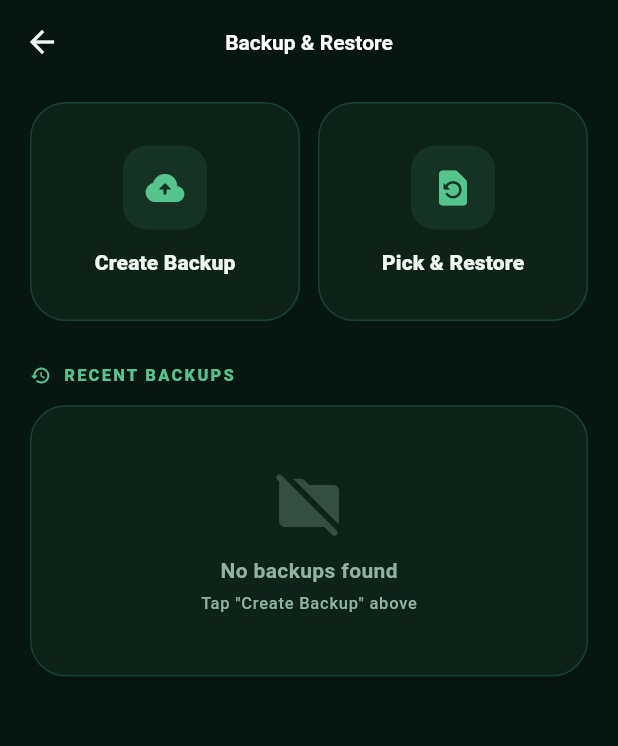
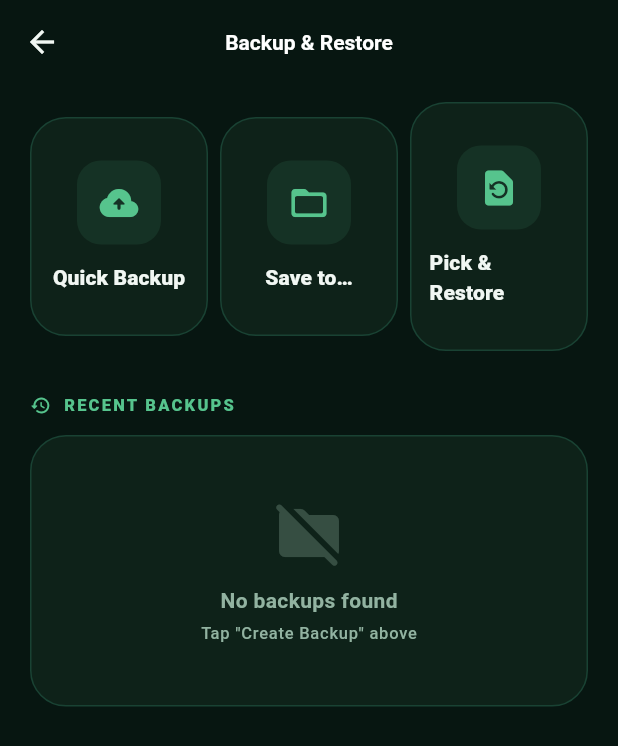
Before and after one commit to ahmer-ali-bit/Balance-Desk, a Flutter app: the BackupRestoreScreen screen opened directly, on a phone screen of 412 x 824 dp. Shown: the top 746 px of the screen. Run offline on Flutter 3.47's test engine with Material 3 defaults, Android fonts, the light colour scheme and no system bars; our stand-ins replace app_links, cloud_firestore, file_picker, firebase_core, local_auth, open_filex and 7 more; missing offline and left inert: mobile_scanner; accounts and stored records are empty.

Commit message:
feat: Add Save to… folder picker for backup on mobile

```diff
--- a/lib/screens/backup_restore_screen.dart
+++ b/lib/screens/backup_restore_screen.dart
@@ -1,4 +1,5 @@
 import 'dart:io';
+import 'package:file_picker/file_picker.dart';
 import 'package:flutter/material.dart';
 import 'package:path/path.dart' as p;
 import 'package:path_provider/path_provider.dart';
@@ -73,6 +74,42 @@ class _BackupRestoreScreenState extends State<BackupRestoreScreen> {
       if (!mounted) return;
       ScaffoldMessenger.of(context).showSnackBar(SnackBar(content: Text('Error: $e')));
     }
+  }
+
+  Future<void> _saveBackupToFolder() async {
+    if (!Platform.isAndroid && !Platform.isIOS) return;
+    try {
+      final fileName = _buildBackupFileName();
+      final directoryPath = await FilePicker.getDirectoryPath(
+        dialogTitle: 'Select folder to save backup',
+      );
+      if (directoryPath == null || !mounted) return;
+      final filePath = p.join(directoryPath, fileName);
+      await _service.backupToFile(filePath);
+      if (!mounted) return;
+      ScaffoldMessenger.of(context).showSnackBar(SnackBar(
+        content: Text('Backup saved\n$filePath'),
+      ));
+      _refresh();
+    } on CsvBackupException catch (e) {
+      if (!mounted) return;
+      ScaffoldMessenger.of(context).showSnackBar(SnackBar(content: Text(e.message)));
+    } catch (e) {
+      if (!mounted) return;
+      ScaffoldMessenger.of(context).showSnackBar(SnackBar(content: Text('Error: $e')));
+    }
+  }
+
+  String _buildBackupFileName() {
+    final now = DateTime.now();
+    final stamp =
+        '${now.year}'
+        '${now.month.toString().padLeft(2, '0')}'
+        '${now.day.toString().padLeft(2, '0')}_'
+        '${now.hour.toString().padLeft(2, '0')}'
+        '${now.minute.toString().padLeft(2, '0')}'
+        '${now.second.toString().padLeft(2, '0')}';
+    return 'balance_desk_backup_$stamp.json';
   }
 
   Future<void> _pickAndRestore() async {
@@ -151,23 +188,43 @@ class _BackupRestoreScreenState extends State<BackupRestoreScreen> {
             crossAxisAlignment: CrossAxisAlignment.stretch,
             children: [
               // ── Action cards row ──
-              Row(
-                children: [
-                  Expanded(child: _buildActionCard(
-                    theme, cs,
+              if (Platform.isAndroid || Platform.isIOS) ...[
+                // Mobile: three cards
+                Row(children: [
+                  Expanded(child: _buildActionCard(theme, cs,
+                    icon: Icons.backup_rounded,
+                    label: 'Quick Backup',
+                    onTap: _createBackup,
+                  )),
+                  const SizedBox(width: 8),
+                  Expanded(child: _buildActionCard(theme, cs,
+                    icon: Icons.folder_open_rounded,
+                    label: 'Save to…',
+                    onTap: _saveBackupToFolder,
+                  )),
+                  const SizedBox(width: 8),
+                  Expanded(child: _buildActionCard(theme, cs,
+                    icon: Icons.restore_page_rounded,
+                    label: 'Pick & Restore',
+                    onTap: _pickAndRestore,
+                  )),
+                ]),
+              ] else ...[
+                // Desktop: two cards
+                Row(children: [
+                  Expanded(child: _buildActionCard(theme, cs,
                     icon: Icons.backup_rounded,
                     label: 'Create Backup',
                     onTap: _createBackup,
                   )),
                   const SizedBox(width: 12),
-                  Expanded(child: _buildActionCard(
-                    theme, cs,
+                  Expanded(child: _buildActionCard(theme, cs,
                     icon: Icons.restore_page_rounded,
                     label: 'Pick & Restore',
                     onTap: _pickAndRestore,
                   )),
-                ],
-              ),
+                ]),
+              ],
               const SizedBox(height: 28),
               // ── Recent backups header ──
               Row(
```
